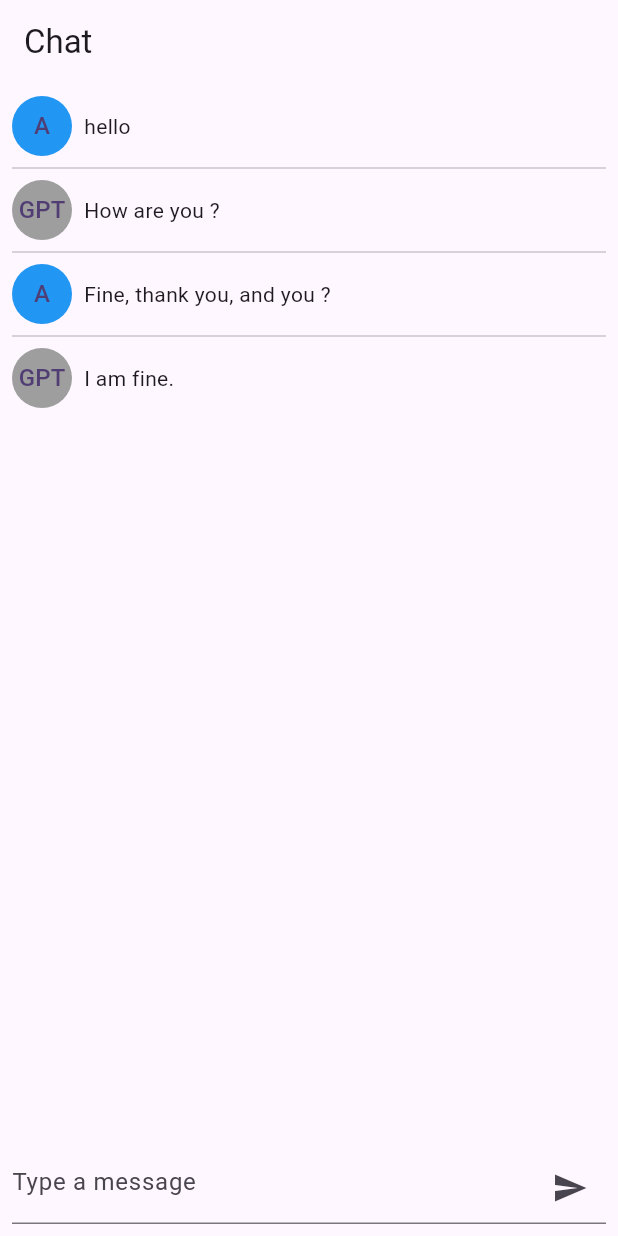
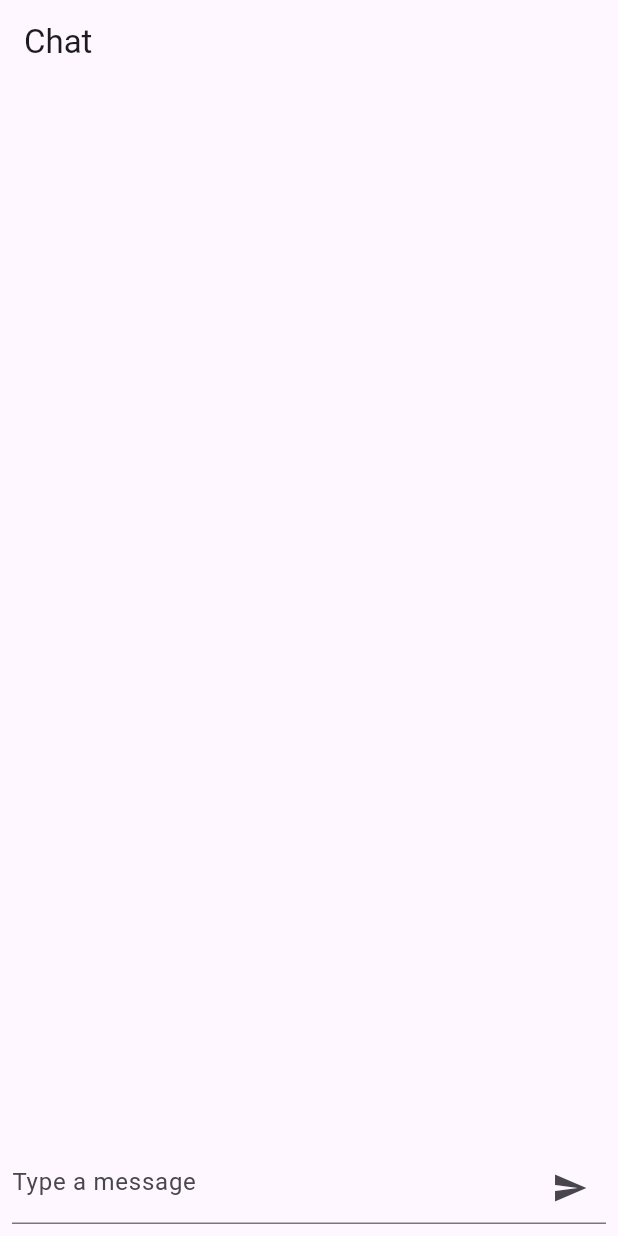
Before and after one commit to jiayinkong/flutter-chatgpt, a Flutter app: the screen it shows after launch, on a phone screen of 412 x 824 dp. Run offline on Flutter 3.47's test engine with Material 2 defaults, Android fonts, the phone set to English and light mode, and no system bars; our stand-ins replace hooks_riverpod.

Commit message:
feat: 引入 RiverPod 状态管理库管理用户 messages 列表

```diff
--- a/lib/main.dart
+++ b/lib/main.dart
@@ -1,8 +1,11 @@
 import 'package:chargpt/widgets/chat_screen.dart';
 import 'package:flutter/material.dart';
+import 'package:hooks_riverpod/hooks_riverpod.dart';
 
 void main() {
-  runApp(const MyApp());
+  runApp(
+    const ProviderScope(child: MyApp()),
+  );
 }
 
 class MyApp extends StatelessWidget {
--- /dev/null
+++ b/lib/states/message_state.dart
@@ -0,0 +1,14 @@
+import '/models/message.dart';
+import 'package:hooks_riverpod/hooks_riverpod.dart';
+
+class MessageList extends StateNotifier<List<Message>> {
+  MessageList() : super([]);
+
+  void addMessage(Message message) {
+    state = [...state, message];
+  }
+}
+
+final messageProvider = StateNotifierProvider<MessageList, List<Message>>(
+    (ref) => MessageList(),
+);
--- a/lib/widgets/chat_screen.dart
+++ b/lib/widgets/chat_screen.dart
@@ -1,21 +1,25 @@
+import 'package:chargpt/states/message_state.dart';
 import 'package:flutter/material.dart';
+import 'package:hooks_riverpod/hooks_riverpod.dart';
 
 import '../models/message.dart';
 
-class ChatScreen extends StatelessWidget {
-  final List<Message> messages = [
-    Message(content: 'hello', isUser: true, timestamp: DateTime.now()),
-    Message(content: 'How are you ?', isUser: false, timestamp: DateTime.now()),
-    Message(content: 'Fine, thank you, and you ?', isUser: true, timestamp: DateTime.now()),
-    Message(content: 'I am fine.', isUser: false, timestamp: DateTime.now()),
-  ];
+class ChatScreen extends HookConsumerWidget {
+  // final List<Message> messages = [
+  //   Message(content: 'hello', isUser: true, timestamp: DateTime.now()),
+  //   Message(content: 'How are you ?', isUser: false, timestamp: DateTime.now()),
+  //   Message(content: 'Fine, thank you, and you ?', isUser: true, timestamp: DateTime.now()),
+  //   Message(content: 'I am fine.', isUser: false, timestamp: DateTime.now()),
+  // ];
 
   final _textController = TextEditingController();
 
   ChatScreen({super.key});
 
   @override
-  Widget build(BuildContext context) {
+  Widget build(BuildContext context, WidgetRef ref) {
+    final messages = ref.watch(messageProvider); // 获取数据
+
     return Scaffold(
       appBar: AppBar(
         title: const Text('Chat'),
@@ -45,7 +49,7 @@ class ChatScreen extends StatelessWidget {
                 suffixIcon: IconButton(
                   onPressed: () {
                     if(_textController.text.isNotEmpty) {
-                      _sentMessage(_textController.text);
+                      _sentMessage(ref, _textController.text);
                     }
                   },
                   icon: const Icon(Icons.send),
@@ -58,14 +62,15 @@ class ChatScreen extends StatelessWidget {
     );
   }
 
-  _sentMessage(String content) {
+  _sentMessage(WidgetRef ref, String content) {
     final message = Message(
       content: content,
       isUser: true,
       timestamp: DateTime.now(),
     );
 
-    messages.add(message);
+    // messages.add(message);
+    ref.read(messageProvider.notifier).addMessage(message); // 添加消息
     _textController.clear();
   }
 }
--- a/pubspec.yaml
+++ b/pubspec.yaml
@@ -35,6 +35,7 @@ dependencies:
   # The following adds the Cupertino Icons font to your application.
   # Use with the CupertinoIcons class for iOS style icons.
   cupertino_icons: ^1.0.2
+  hooks_riverpod: ^2.4.8
 
 dev_dependencies:
   flutter_test:
@@ -46,6 +47,8 @@ dev_dependencies:
   # package. See that file for information about deactivating specific lint
   # rules and activating additional ones.
   flutter_lints: ^2.0.0
+  custom_lint: ^0.5.7
+  riverpod_lint: ^2.3.6
 
 # For information on the generic Dart part of this file, see the
 # following page: https://dart.dev/tools/pub/pubspec
```
Also changed, not shown: pubspec.lock.
